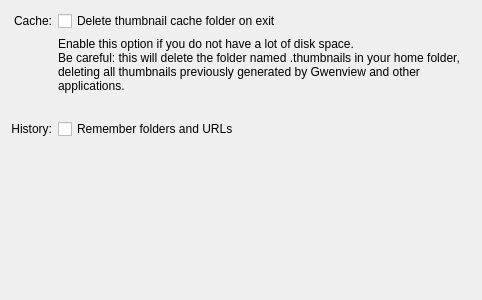
This is app/advancedconfigpage.ui in KDE/gwenview as Qt 5 draws it before an edit. The edited form follows.
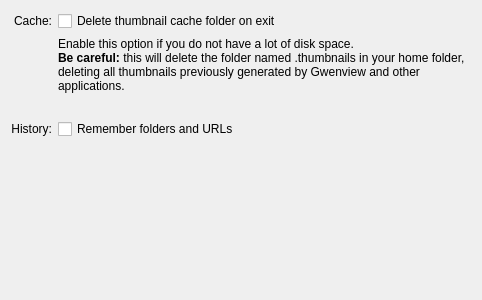
This is the edited form.

Commit message:
Make warning hint more visible
REVIEW:103770

Patch:
```diff
--- a/app/advancedconfigpage.ui
+++ b/app/advancedconfigpage.ui
@@ -48,8 +48,7 @@
    <item row="1" column="1">
     <widget class="QLabel" name="cacheHelpLabel">
      <property name="text">
-      <string>Enable this option if you do not have a lot of disk space.
-Be careful: this will delete the folder named &lt;filename&gt;.thumbnails&lt;/filename&gt; in your home folder, deleting all thumbnails previously generated by Gwenview and other applications.</string>
+         <string>Enable this option if you do not have a lot of disk space.&lt;br/&gt;&lt;strong&gt;Be careful:&lt;/strong&gt; this will delete the folder named &lt;filename&gt;.thumbnails&lt;/filename&gt; in your home folder, deleting all thumbnails previously generated by Gwenview and other applications.</string>
      </property>
      <property name="wordWrap">
       <bool>true</bool>
```
